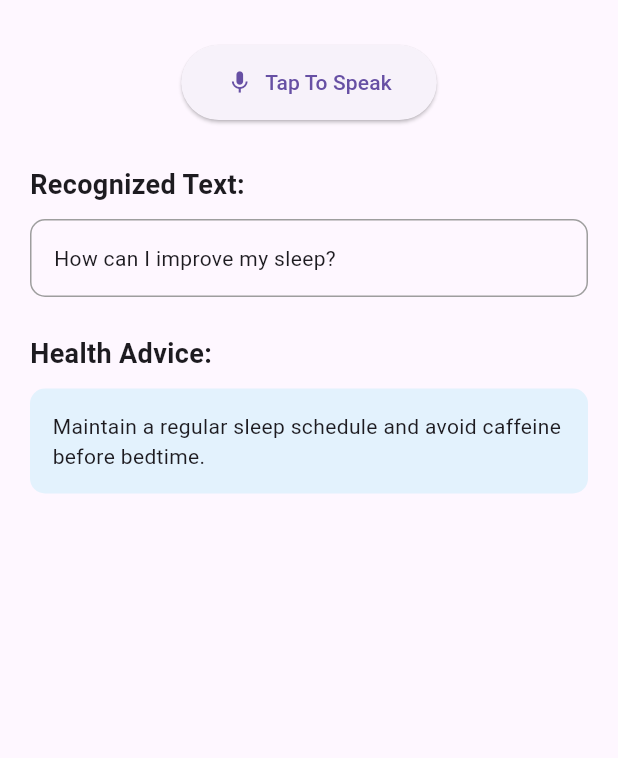
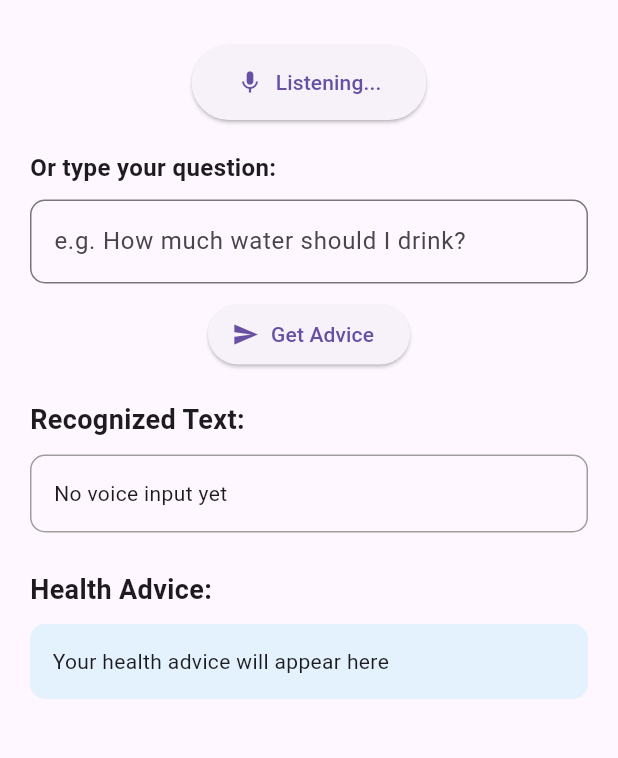
Before and after one commit to TONNY-TED/SE2026-24311351014-voice-health-advisor, a Flutter app: the screen it shows after launch, after a tap on "Tap To Speak", on a phone screen of 412 x 824 dp, the part 195-953 px from its top. Run offline on Flutter 3.47's test engine with Material 3 defaults, Android fonts, the phone set to English and light mode, and no system bars; our stand-ins replace speech_to_text.

Commit message:
speech to text,

```diff
--- a/lib/main.dart
+++ b/lib/main.dart
@@ -1,36 +1,32 @@
-// Import Flutter Material Design package
+// Import Flutter Material package
 import 'package:flutter/material.dart';
 
-// Entry point of the application
+// Import Speech Recognition Module (Week 2: Voice Recognition)
+import 'package:healthcare_assistant/services/speech_service.dart';
+
+// Application entry point
 void main() {
   runApp(const HealthcareAssistantApp());
 }
 
-// Main application widget
+// Main Application Widget
 class HealthcareAssistantApp extends StatelessWidget {
   const HealthcareAssistantApp({super.key});
 
   @override
   Widget build(BuildContext context) {
     return MaterialApp(
-      // Removes debug banner from top-right corner
       debugShowCheckedModeBanner: false,
-
-      // Application title
       title: 'Healthcare Assistant',
-
-      // Application theme
       theme: ThemeData(
         primarySwatch: Colors.blue,
       ),
-
-      // First screen displayed when app starts
       home: const HomeScreen(),
     );
   }
 }
 
-// Home screen widget
+// Home Screen Widget
 class HomeScreen extends StatefulWidget {
   const HomeScreen({super.key});
 
@@ -38,36 +34,148 @@ class HomeScreen extends StatefulWidget {
   State<HomeScreen> createState() => _HomeScreenState();
 }
 
-// State class for HomeScreen
+// Home Screen State: handles Week 2 voice flow
+// Tap Button -> Speak -> Text Appears -> Advice Appears
 class _HomeScreenState extends State<HomeScreen> {
+  // Voice recognition module (all mic logic lives in this service).
+  final SpeechService _speechService = SpeechService();
 
-  // Stores text recognized from voice input
+  // Indicates whether app is currently listening.
+  bool isListening = false;
+
+  // Stores recognized speech to show on screen.
   String recognizedText = "No voice input yet";
 
-  // Stores healthcare advice to display
+  // Stores health advice to show on screen.
   String healthAdvice = "Your health advice will appear here";
+
+  // Controller for typed input (so users can type instead of speaking).
+  final TextEditingController _textController = TextEditingController();
+
+  @override
+  void initState() {
+    super.initState();
+
+    // Prepare speech recognition early so tapping the mic is fast.
+    _initSpeech();
+  }
+
+  @override
+  void dispose() {
+    // Free the text controller when the screen is closed.
+    _textController.dispose();
+    super.dispose();
+  }
+
+  // Initialize the speech engine once when the screen loads.
+  Future<void> _initSpeech() async {
+    await _speechService.initialize();
+  }
+
+  // Update health advice from recognized text (Week 3/4 placeholder logic).
+  void _updateAdvice(String text) {
+    // Convert to lower case so "Sleep" and "sleep" both match.
+    final lower = text.toLowerCase();
+
+    // Check for known keywords and show matching advice.
+    if (lower.contains("sleep")) {
+      healthAdvice =
+          "Maintain a regular sleep schedule and avoid caffeine before bedtime.";
+    } else if (lower.contains("water")) {
+      healthAdvice = "Drink at least 8 glasses of water daily.";
+    } else if (lower.contains("exercise")) {
+      healthAdvice = "Exercise for at least 30 minutes daily.";
+    } else if (lower.trim().isEmpty) {
+      // Handle empty input: user tapped but said nothing.
+      healthAdvice = "I did not hear anything. Please tap and speak again.";
+    } else {
+      // Fallback when no keyword matches.
+      healthAdvice =
+          "No recommendation found. Try mentioning sleep, water or exercise.";
+    }
+  }
+
+  // Handle typed input: user writes instead of speaking.
+  void _submitTypedText() {
+    // Read what the user typed.
+    final typed = _textController.text;
+
+    setState(() {
+      // Show typed text in the same recognized-text box as voice.
+      recognizedText = typed.isEmpty ? "No voice input yet" : typed;
+
+      // Reuse the same advice engine as voice input.
+      _updateAdvice(typed);
+    });
+  }
+
+  // Start/Stop Listening Function for the mic button.
+  void listen() async {
+    // If microphone is not listening, start it.
+    if (!isListening) {
+      // Ask for permission and check if speech is supported.
+      bool available = await _speechService.initialize();
+
+      // Device blocked speech recognition (no mic, no permission, no network).
+      if (!available) {
+        setState(() {
+          recognizedText = "Microphone not available";
+          healthAdvice =
+              "Please allow microphone permission and check your connection.";
+        });
+        return;
+      }
+
+      // Show listening state in the UI.
+      setState(() {
+        isListening = true;
+      });
+
+      // Start the microphone and update text live as the user speaks.
+      await _speechService.startListening(
+        onText: (text) {
+          setState(() {
+            // Store recognized speech, show placeholder if empty.
+            recognizedText =
+                text.isEmpty ? "Listening... please speak" : text;
+
+            // Generate health advice from the new text.
+            _updateAdvice(text);
+          });
+        },
+      );
+    }
+
+    // If already listening, stop the microphone.
+    else {
+      await _speechService.stop();
+
+      setState(() {
+        isListening = false;
+      });
+    }
+  }
 
   @override
   Widget build(BuildContext context) {
     return Scaffold(
 
-      // Top navigation bar
+      // Top App Bar
       appBar: AppBar(
         title: const Text("Healthcare Assistant"),
         centerTitle: true,
       ),
 
-      // Main screen content
-      body: Padding(
-        padding: const EdgeInsets.all(20.0),
+      // Screen Body (scrollable so keyboard does not overflow)
+      body: SingleChildScrollView(
+        child: Padding(
+          padding: const EdgeInsets.all(20),
 
           child: Column(
             children: [
 
-            // Space from top
               const SizedBox(height: 20),
 
-            // Application heading
               const Text(
                 "AI-Powered Healthcare Assistant",
                 style: TextStyle(
@@ -76,33 +184,24 @@ class _HomeScreenState extends State<HomeScreen> {
                 ),
               ),
 
-            // Space below title
               const SizedBox(height: 30),
 
-            // Voice input button
+              // Voice Button
               ElevatedButton.icon(
 
-              // Button click event
-              onPressed: () {
+                onPressed: listen,
 
-                // Update screen content
-                setState(() {
+                icon: Icon(
+                  isListening
+                      ? Icons.mic
+                      : Icons.mic_none,
+                ),
 
-                  // Simulated speech recognition result
-                  recognizedText =
-                      "How can I improve my sleep?";
-
-                  // Simulated AI healthcare recommendation
-                  healthAdvice =
-                      "Maintain a regular sleep schedule and avoid caffeine before bedtime.";
-                });
-              },
-
-              // Microphone icon
-              icon: const Icon(Icons.mic),
-
-              // Button label
-              label: const Text("Tap To Speak"),
+                label: Text(
+                  isListening
+                      ? "Listening..."
+                      : "Tap To Speak",
+                ),
 
                 style: ElevatedButton.styleFrom(
                   padding: const EdgeInsets.symmetric(
@@ -112,11 +211,48 @@ class _HomeScreenState extends State<HomeScreen> {
                 ),
               ),
 
-            // Space below button
-            const SizedBox(height: 30),
+              const SizedBox(height: 20),
 
-            // Section title
-            Align(
+              // Typed input label
+              const Align(
+                alignment: Alignment.centerLeft,
+                child: Text(
+                  "Or type your question:",
+                  style: TextStyle(
+                    fontSize: 16,
+                    fontWeight: FontWeight.bold,
+                  ),
+                ),
+              ),
+
+              const SizedBox(height: 10),
+
+              // Text box for typing (alternative to speaking)
+              TextField(
+                controller: _textController,
+                decoration: InputDecoration(
+                  hintText: "e.g. How much water should I drink?",
+                  border: OutlineInputBorder(
+                    borderRadius: BorderRadius.circular(10),
+                  ),
+                ),
+                // Pressing enter on keyboard submits too.
+                onSubmitted: (_) => _submitTypedText(),
+              ),
+
+              const SizedBox(height: 10),
+
+              // Submit button for typed input
+              ElevatedButton.icon(
+                onPressed: _submitTypedText,
+                icon: const Icon(Icons.send),
+                label: const Text("Get Advice"),
+              ),
+
+              const SizedBox(height: 20),
+
+            // Recognized Text Heading
+            const Align(
               alignment: Alignment.centerLeft,
               child: Text(
                 "Recognized Text:",
@@ -129,23 +265,21 @@ class _HomeScreenState extends State<HomeScreen> {
 
             const SizedBox(height: 10),
 
-            // Container displaying recognized speech
+            // Recognized Voice Output
             Container(
               width: double.infinity,
               padding: const EdgeInsets.all(15),
-
               decoration: BoxDecoration(
                 border: Border.all(color: Colors.grey),
                 borderRadius: BorderRadius.circular(10),
               ),
-
               child: Text(recognizedText),
             ),
 
             const SizedBox(height: 25),
 
-            // Health advice heading
-            Align(
+            // Advice Heading
+            const Align(
               alignment: Alignment.centerLeft,
               child: Text(
                 "Health Advice:",
@@ -158,21 +292,20 @@ class _HomeScreenState extends State<HomeScreen> {
 
             const SizedBox(height: 10),
 
-            // Container displaying healthcare recommendation
+            // Advice Output
             Container(
               width: double.infinity,
               padding: const EdgeInsets.all(15),
-
               decoration: BoxDecoration(
                 color: Colors.blue.shade50,
                 borderRadius: BorderRadius.circular(10),
               ),
-
               child: Text(healthAdvice),
             ),
           ],
         ),
         ),
+      ),
     );
   }
 }
--- /dev/null
+++ b/lib/services/speech_service.dart
@@ -0,0 +1,70 @@
+// Voice Recognition Module for Week 2
+// This file handles all microphone / speech-to-text work
+// so that main.dart only deals with UI.
+
+import 'package:speech_to_text/speech_to_text.dart' as stt;
+
+// Simple wrapper around the speech_to_text plugin.
+class SpeechService {
+  // The actual speech recognizer from the plugin.
+  final stt.SpeechToText _speech = stt.SpeechToText();
+
+  // True after successful initialize().
+  bool _isAvailable = false;
+
+  // Check if speech recognition is ready to use.
+  bool get isAvailable => _isAvailable;
+
+  // Check if the microphone is currently listening.
+  bool get isListening => _speech.isListening;
+
+  // Initialize speech recognition and ask for microphone permission.
+  // Returns true if the device supports speech recognition.
+  Future<bool> initialize() async {
+    // initialize() prompts for permission on first run.
+    _isAvailable = await _speech.initialize(
+      // Called when recognizer status changes (listening / done).
+      onStatus: (status) {},
+      // Called when an error happens (blocked mic, no network, etc).
+      onError: (error) {},
+    );
+    return _isAvailable;
+  }
+
+  // Start listening to the microphone.
+  // onText is called every time new words are recognized.
+  Future<void> startListening({
+    required void Function(String text) onText,
+  }) async {
+    // Make sure initialize() was called first.
+    if (!_isAvailable) {
+      final ok = await initialize();
+      if (!ok) return;
+    }
+
+    // Start the microphone listener.
+    await _speech.listen(
+      // Receive partial + final results while speaking.
+      onResult: (result) {
+        // Send recognized words back to the UI.
+        onText(result.recognizedWords);
+      },
+      // How long to listen before auto-stop (60 sec is plugin max).
+      listenFor: const Duration(seconds: 60),
+      // Stop after 5 sec of silence.
+      pauseFor: const Duration(seconds: 5),
+      // Use partial results so text appears live while speaking.
+      partialResults: true,
+    );
+  }
+
+  // Stop listening to the microphone.
+  Future<void> stop() async {
+    await _speech.stop();
+  }
+
+  // Cancel without returning a final result.
+  Future<void> cancel() async {
+    await _speech.cancel();
+  }
+}
--- a/pubspec.yaml
+++ b/pubspec.yaml
@@ -34,6 +34,7 @@ dependencies:
   # The following adds the Cupertino Icons font to your application.
   # Use with the CupertinoIcons class for iOS style icons.
   cupertino_icons: ^1.0.8
+  speech_to_text: ^7.5.0
 
 dev_dependencies:
   flutter_test:
```
Also changed, not shown: pubspec.lock, 6 other files. Lines whose indentation alone changed are shown as unchanged.
